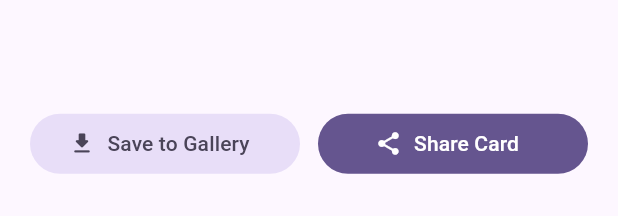
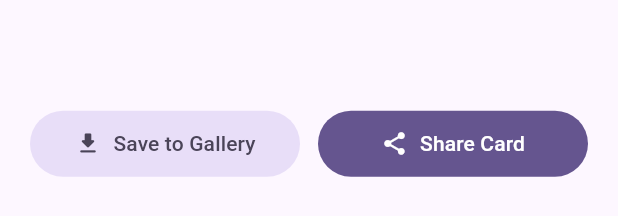
Before and after one commit to mohsenemx/lrcsync, a Flutter app: the LyricsScreenshotSheet widget shown alone on an empty page, opened directly with empty values, on a phone screen of 412 x 824 dp. Shown: the part 884-1100 px from the top of the screen. Run offline on Flutter 3.47's test engine with Material 3 defaults, Android fonts, the phone set to English and light mode, and no system bars; drawn by our look-alikes of dynamic_color.

Commit message:
fixed some annoying bugs with lyric card + new color

```diff
--- a/lib/features/library/presentation/screens/library_screen.dart
+++ b/lib/features/library/presentation/screens/library_screen.dart
@@ -682,7 +682,7 @@ class _TrackLyricsModalSheetState extends State<_TrackLyricsModalSheet> {
                       ),
                       const SizedBox(height: 2),
                       Text(
-                        '${widget.track.artist} •${widget.track.album}',
+                        '${widget.track.artist} • ${widget.track.album}',
                         maxLines: 1,
                         overflow: TextOverflow.ellipsis,
                         style: textTheme.bodySmall?.copyWith(
--- a/lib/features/live_lyrics/presentation/screens/live_lyrics_screen.dart
+++ b/lib/features/live_lyrics/presentation/screens/live_lyrics_screen.dart
@@ -132,6 +132,7 @@ class _LiveLyricsScreenState extends State<LiveLyricsScreen>
     widget.controller.seekTo(target);
     setState(() {
       _livePosition = target;
+      _scrollToActiveLine(lineIndex);
       _activeLineIndex = lineIndex;
     });
   }
--- a/lib/features/live_lyrics/presentation/widgets/lyrics_screenshot_sheet.dart
+++ b/lib/features/live_lyrics/presentation/widgets/lyrics_screenshot_sheet.dart
@@ -40,6 +40,7 @@ class LyricsScreenshotSheet extends StatefulWidget {
 
 class _LyricsScreenshotSheetState extends State<LyricsScreenshotSheet> {
   final GlobalKey _cardBoundaryKey = GlobalKey();
+  late final List<GlobalKey> _lineKeys;
   late final Set<int> _selectedIndices;
   int _selectedPaletteIndex = 0;
   bool _isExporting = false;
@@ -65,6 +66,11 @@ class _LyricsScreenshotSheetState extends State<LyricsScreenshotSheet> {
       name: 'Obsidian Dark',
       gradientColors: [Color(0xFF1F1F1F), Color(0xFF090909)],
     ),
+    _CardPalette(
+      gradientColors: [Colors.white, Colors.white70],
+      textColor: Colors.black,
+      name: 'Flashbang',
+    ),
   ];
 
   @override
@@ -72,10 +78,15 @@ class _LyricsScreenshotSheetState extends State<LyricsScreenshotSheet> {
     super.initState();
     _selectedIndices = {};
     final total = widget.parsedLyrics.lines.length;
-    if (total > 0) {
+    _lineKeys = List.generate(
+      total,
+      (_) => GlobalKey(),
+    ); // <-- 2. Initialize keys
+
     final start = widget.initialActiveIndex >= 0
         ? widget.initialActiveIndex
         : 0;
+    if (total > 0) {
       for (var i = start; i < (start + 3) && i < total; i++) {
         if (widget.parsedLyrics.lines[i].text.trim().isNotEmpty) {
           _selectedIndices.add(i);
@@ -84,6 +95,20 @@ class _LyricsScreenshotSheetState extends State<LyricsScreenshotSheet> {
       if (_selectedIndices.isEmpty) {
         _selectedIndices.add(0);
       }
+
+      // <-- 3. Auto-scroll to the currently playing line when sheet opens
+      WidgetsBinding.instance.addPostFrameCallback((_) {
+        if (!mounted) return;
+        final targetCtx = _lineKeys[start.clamp(0, total - 1)].currentContext;
+        if (targetCtx != null) {
+          Scrollable.ensureVisible(
+            targetCtx,
+            alignment: 0.15,
+            duration: const Duration(milliseconds: 350),
+            curve: Curves.easeOutCubic,
+          );
+        }
+      });
     }
   }
 
@@ -392,12 +417,21 @@ class _LyricsScreenshotSheetState extends State<LyricsScreenshotSheet> {
                     style: textTheme.titleSmall,
                   ),
                   const SizedBox(height: 8),
-                  ...List.generate(widget.parsedLyrics.lines.length, (index) {
-                    final line = widget.parsedLyrics.lines[index].text.trim();
-                    if (line.isEmpty) return const SizedBox.shrink();
+                  SizedBox(
+                    height: 260,
+                    child: SingleChildScrollView(
+                      child: Column(
+                        children: List.generate(
+                          widget.parsedLyrics.lines.length,
+                          (index) {
+                            final line = widget.parsedLyrics.lines[index].text
+                                .trim();
+                            if (line.isEmpty)
+                              return SizedBox.shrink(key: _lineKeys[index]);
                             final isSelected = _selectedIndices.contains(index);
 
                             return Padding(
+                              key: _lineKeys[index], // <-- Attach key here
                               padding: const EdgeInsets.only(bottom: 6),
                               child: InkWell(
                                 borderRadius: BorderRadius.circular(14),
@@ -410,9 +444,8 @@ class _LyricsScreenshotSheetState extends State<LyricsScreenshotSheet> {
                                   decoration: BoxDecoration(
                                     color: isSelected
                                         ? scheme.primaryContainer
-                                : scheme.surfaceContainerHighest.withValues(
-                                    alpha: 0.4,
-                                  ),
+                                        : scheme.surfaceContainerHighest
+                                              .withValues(alpha: 0.4),
                                     borderRadius: BorderRadius.circular(14),
                                   ),
                                   child: Row(
@@ -420,7 +453,8 @@ class _LyricsScreenshotSheetState extends State<LyricsScreenshotSheet> {
                                       Icon(
                                         isSelected
                                             ? Icons.check_circle_rounded
-                                    : Icons.radio_button_unchecked_rounded,
+                                            : Icons
+                                                  .radio_button_unchecked_rounded,
                                         size: 20,
                                         color: isSelected
                                             ? scheme.onPrimaryContainer
@@ -445,7 +479,11 @@ class _LyricsScreenshotSheetState extends State<LyricsScreenshotSheet> {
                                 ),
                               ),
                             );
-                  }),
+                          },
+                        ),
+                      ),
+                    ),
+                  ),
                 ],
               ),
             ),
@@ -458,21 +496,47 @@ class _LyricsScreenshotSheetState extends State<LyricsScreenshotSheet> {
                   children: [
                     Expanded(
                       child: FilledButton.tonalIcon(
+                        style: FilledButton.styleFrom(
+                          padding: const EdgeInsets.symmetric(
+                            horizontal: 12,
+                            vertical: 12,
+                          ),
+                        ),
                         onPressed: _isExporting
                             ? null
                             : () => _captureAndExport(share: false),
-                        icon: const Icon(Icons.download_rounded),
-                        label: const Text('Save to Gallery'),
+                        icon: const Icon(Icons.download_rounded, size: 18),
+                        label: const FittedBox(
+                          fit: BoxFit.scaleDown,
+                          child: Text(
+                            'Save to Gallery',
+                            maxLines: 1,
+                            softWrap: false,
+                          ),
+                        ),
                       ),
                     ),
                     const SizedBox(width: 12),
                     Expanded(
                       child: FilledButton.icon(
+                        style: FilledButton.styleFrom(
+                          padding: const EdgeInsets.symmetric(
+                            horizontal: 12,
+                            vertical: 12,
+                          ),
+                        ),
                         onPressed: _isExporting
                             ? null
                             : () => _captureAndExport(share: true),
-                        icon: const Icon(Icons.share_rounded),
-                        label: const Text('Share Card'),
+                        icon: const Icon(Icons.share_rounded, size: 18),
+                        label: const FittedBox(
+                          fit: BoxFit.scaleDown,
+                          child: Text(
+                            'Share Card',
+                            maxLines: 1,
+                            softWrap: false,
+                          ),
+                        ),
                       ),
                     ),
                   ],
--- a/lib/features/settings/presentation/screens/settings_screen.dart
+++ b/lib/features/settings/presentation/screens/settings_screen.dart
@@ -342,7 +342,7 @@ class SettingsScreen extends StatelessWidget {
                       leading: Icon(Icons.lyrics_rounded),
                       title: Text('LRCSync'),
                       subtitle: Text(
-                        'Version 1.1.0 • Real-time Android media session & local/streaming LRC synchronizer built with Flutter & Material You.',
+                        'Version 1.1.1 • Real-time Android media session & local/streaming LRC synchronizer built with Flutter & Material You.',
                       ),
                       isThreeLine: true,
                     ),
--- a/pubspec.yaml
+++ b/pubspec.yaml
@@ -16,7 +16,7 @@ publish_to: 'none' # Remove this line if you wish to publish to pub.dev
 # https://developer.apple.com/library/archive/documentation/General/Reference/InfoPlistKeyReference/Articles/CoreFoundationKeys.html
 # In Windows, build-name is used as the major, minor, and patch parts
 # of the product and file versions while build-number is used as the build suffix.
-version: 1.1.0+2
+version: 1.1.1+3
 
 environment:
   sdk: ^3.13.5
```
Lines whose indentation alone changed are shown as unchanged.
